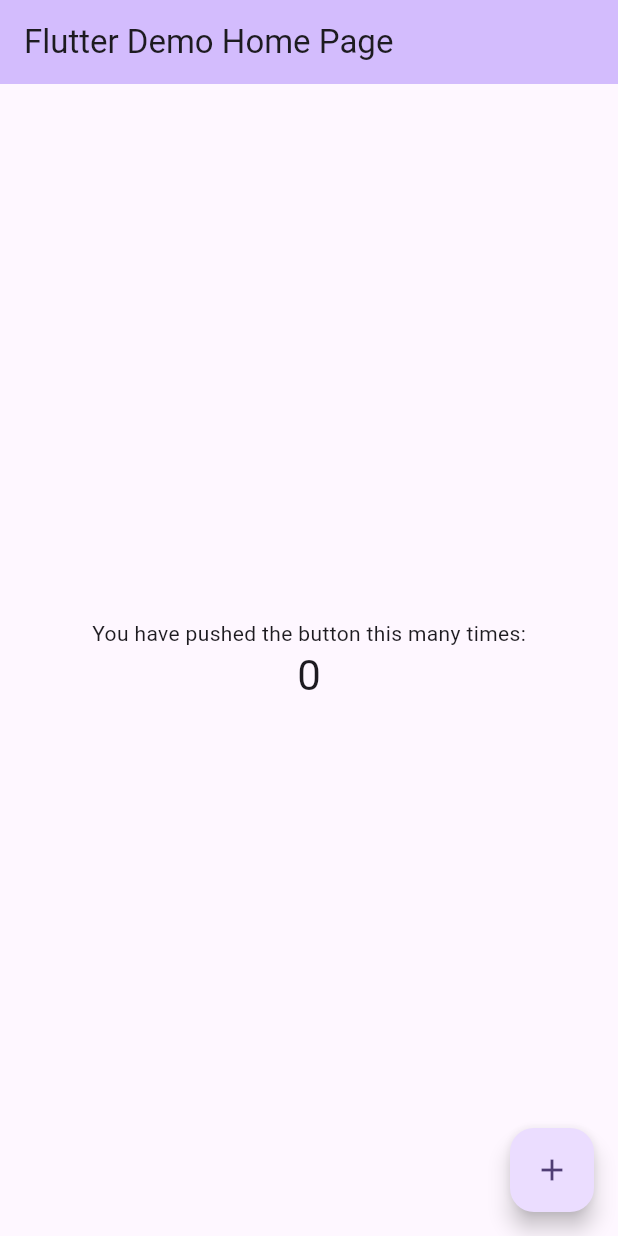
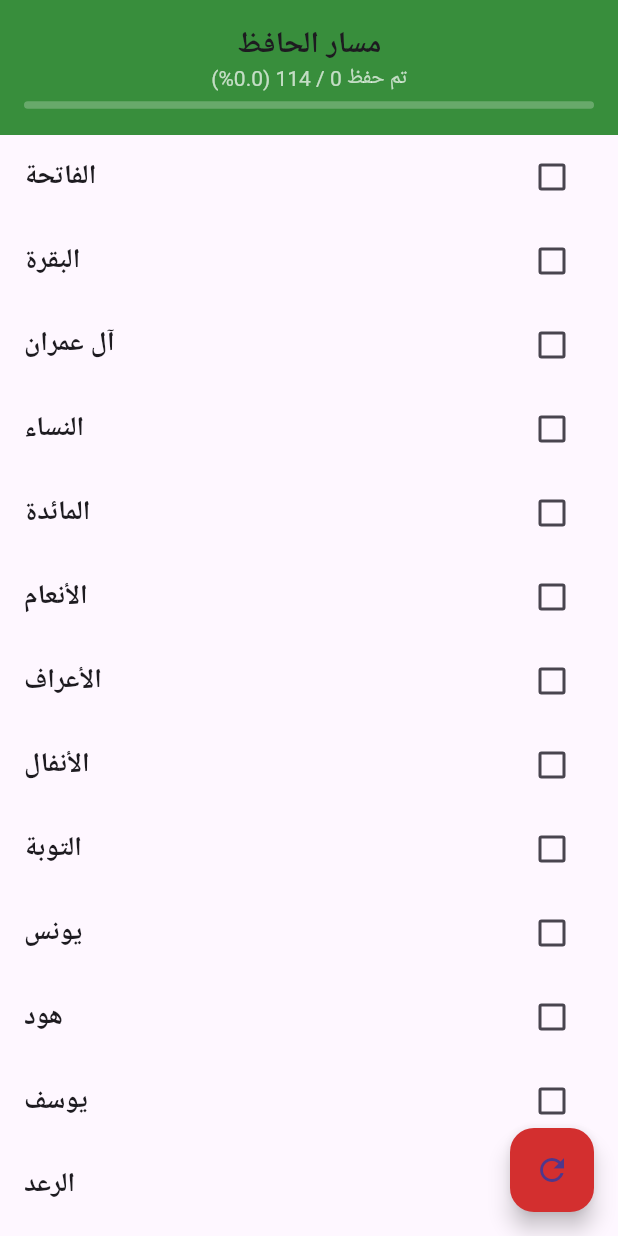
Before and after one commit to ZiadSala7/Quran_Tracker, a Flutter app: the screen it shows after launch, on a phone screen of 412 x 824 dp. Run offline on Flutter 3.47's test engine with Material 3 defaults, Android fonts, the phone set to English and light mode, and no system bars; our stand-ins replace hive_flutter; accounts and stored records are empty.

Commit message:
finish app

```diff
--- a/lib/main.dart
+++ b/lib/main.dart
@@ -1,122 +1,248 @@
 import 'package:flutter/material.dart';
+import 'package:hive_flutter/hive_flutter.dart';
 
-void main() {
+void main() async {
+  WidgetsFlutterBinding.ensureInitialized();
+
+  await Hive.initFlutter();
+  await Hive.openBox('quranBox');
+
   runApp(const MyApp());
 }
 
 class MyApp extends StatelessWidget {
   const MyApp({super.key});
 
-  // This widget is the root of your application.
   @override
   Widget build(BuildContext context) {
     return MaterialApp(
-      title: 'Flutter Demo',
-      theme: ThemeData(
-        // This is the theme of your application.
-        //
-        // TRY THIS: Try running your application with "flutter run". You'll see
-        // the application has a purple toolbar. Then, without quitting the app,
-        // try changing the seedColor in the colorScheme below to Colors.green
-        // and then invoke "hot reload" (save your changes or press the "hot
-        // reload" button in a Flutter-supported IDE, or press "r" if you used
-        // the command line to start the app).
-        //
-        // Notice that the counter didn't reset back to zero; the application
-        // state is not lost during the reload. To reset the state, use hot
-        // restart instead.
-        //
-        // This works for code too, not just values: Most code changes can be
-        // tested with just a hot reload.
-        colorScheme: ColorScheme.fromSeed(seedColor: Colors.deepPurple),
-      ),
-      home: const MyHomePage(title: 'Flutter Demo Home Page'),
+      debugShowCheckedModeBanner: false,
+      home: QuranTrackerPage(),
     );
   }
 }
 
-class MyHomePage extends StatefulWidget {
-  const MyHomePage({super.key, required this.title});
-
-  // This widget is the home page of your application. It is stateful, meaning
-  // that it has a State object (defined below) that contains fields that affect
-  // how it looks.
-
-  // This class is the configuration for the state. It holds the values (in this
-  // case the title) provided by the parent (in this case the App widget) and
-  // used by the build method of the State. Fields in a Widget subclass are
-  // always marked "final".
-
-  final String title;
+class QuranTrackerPage extends StatefulWidget {
+  const QuranTrackerPage({super.key});
 
   @override
-  State<MyHomePage> createState() => _MyHomePageState();
+  State<QuranTrackerPage> createState() => _QuranTrackerPageState();
 }
 
-class _MyHomePageState extends State<MyHomePage> {
-  int _counter = 0;
+class _QuranTrackerPageState extends State<QuranTrackerPage> {
+  final List<String> surahNames = [
+    "الفاتحة",
+    "البقرة",
+    "آل عمران",
+    "النساء",
+    "المائدة",
+    "الأنعام",
+    "الأعراف",
+    "الأنفال",
+    "التوبة",
+    "يونس",
+    "هود",
+    "يوسف",
+    "الرعد",
+    "إبراهيم",
+    "الحجر",
+    "النحل",
+    "الإسراء",
+    "الكهف",
+    "مريم",
+    "طه",
+    "الأنبياء",
+    "الحج",
+    "المؤمنون",
+    "النور",
+    "الفرقان",
+    "الشعراء",
+    "النمل",
+    "القصص",
+    "العنكبوت",
+    "الروم",
+    "لقمان",
+    "السجدة",
+    "الأحزاب",
+    "سبأ",
+    "فاطر",
+    "يس",
+    "الصافات",
+    "ص",
+    "الزمر",
+    "غافر",
+    "فصلت",
+    "الشورى",
+    "الزخرف",
+    "الدخان",
+    "الجاثية",
+    "الأحقاف",
+    "محمد",
+    "الفتح",
+    "الحجرات",
+    "ق",
+    "الذاريات",
+    "الطور",
+    "النجم",
+    "القمر",
+    "الرحمن",
+    "الواقعة",
+    "الحديد",
+    "المجادلة",
+    "الحشر",
+    "الممتحنة",
+    "الصف",
+    "الجمعة",
+    "المنافقون",
+    "التغابن",
+    "الطلاق",
+    "التحريم",
+    "الملك",
+    "القلم",
+    "الحاقة",
+    "المعارج",
+    "نوح",
+    "الجن",
+    "المزمل",
+    "المدثر",
+    "القيامة",
+    "الإنسان",
+    "المرسلات",
+    "النبأ",
+    "النازعات",
+    "عبس",
+    "التكوير",
+    "الانفطار",
+    "المطففين",
+    "الانشقاق",
+    "البروج",
+    "الطارق",
+    "الأعلى",
+    "الغاشية",
+    "الفجر",
+    "البلد",
+    "الشمس",
+    "الليل",
+    "الضحى",
+    "الشرح",
+    "التين",
+    "العلق",
+    "القدر",
+    "البينة",
+    "الزلزلة",
+    "العاديات",
+    "القارعة",
+    "التكاثر",
+    "العصر",
+    "الهمزة",
+    "الفيل",
+    "قريش",
+    "الماعون",
+    "الكوثر",
+    "الكافرون",
+    "النصر",
+    "المسد",
+    "الإخلاص",
+    "الفلق",
+    "الناس",
+  ];
 
-  void _incrementCounter() {
-    setState(() {
-      // This call to setState tells the Flutter framework that something has
-      // changed in this State, which causes it to rerun the build method below
-      // so that the display can reflect the updated values. If we changed
-      // _counter without calling setState(), then the build method would not be
-      // called again, and so nothing would appear to happen.
-      _counter++;
-    });
+  late Box box;
+
+  @override
+  void initState() {
+    super.initState();
+    box = Hive.box('quranBox');
+  }
+
+  int getCompletedCount() {
+    int count = 0;
+    for (int i = 0; i < surahNames.length; i++) {
+      if (box.get(i.toString(), defaultValue: false)) {
+        count++;
+      }
+    }
+    return count;
+  }
+
+  double getProgress() {
+    return getCompletedCount() / surahNames.length;
   }
 
   @override
   Widget build(BuildContext context) {
-    // This method is rerun every time setState is called, for instance as done
-    // by the _incrementCounter method above.
-    //
-    // The Flutter framework has been optimized to make rerunning build methods
-    // fast, so that you can just rebuild anything that needs updating rather
-    // than having to individually change instances of widgets.
     return Scaffold(
       appBar: AppBar(
-        // TRY THIS: Try changing the color here to a specific color (to
-        // Colors.amber, perhaps?) and trigger a hot reload to see the AppBar
-        // change color while the other colors stay the same.
-        backgroundColor: Theme.of(context).colorScheme.inversePrimary,
-        // Here we take the value from the MyHomePage object that was created by
-        // the App.build method, and use it to set our appbar title.
-        title: Text(widget.title),
+        title: ValueListenableBuilder(
+          valueListenable: box.listenable(),
+          builder: (context, value, child) {
+            int completed = getCompletedCount();
+            double percent = getProgress();
+
+            return Column(
+              mainAxisSize: MainAxisSize.min,
+              children: [
+                const Text(
+                  'مسار الحافظ',
+                  style: TextStyle(fontSize: 20, fontWeight: FontWeight.bold),
+                ),
+                Text(
+                  'تم حفظ $completed / ${surahNames.length} (${(percent * 100).toStringAsFixed(1)}%)',
+                  style: const TextStyle(fontSize: 14, color: Colors.white70),
+                ),
+                const SizedBox(height: 6),
+                // 🔹 شريط التقدم الأخضر
+                LinearProgressIndicator(
+                  value: percent,
+                  color: Colors.lightGreenAccent,
+                  backgroundColor: Colors.white24,
+                  minHeight: 5,
+                  borderRadius: BorderRadius.circular(8),
+                ),
+              ],
+            );
+          },
+        ),
+        centerTitle: true,
+        backgroundColor: Colors.green.shade700,
+        toolbarHeight: 90,
       ),
-      body: Center(
-        // Center is a layout widget. It takes a single child and positions it
-        // in the middle of the parent.
-        child: Column(
-          // Column is also a layout widget. It takes a list of children and
-          // arranges them vertically. By default, it sizes itself to fit its
-          // children horizontally, and tries to be as tall as its parent.
-          //
-          // Column has various properties to control how it sizes itself and
-          // how it positions its children. Here we use mainAxisAlignment to
-          // center the children vertically; the main axis here is the vertical
-          // axis because Columns are vertical (the cross axis would be
-          // horizontal).
-          //
-          // TRY THIS: Invoke "debug painting" (choose the "Toggle Debug Paint"
-          // action in the IDE, or press "p" in the console), to see the
-          // wireframe for each widget.
-          mainAxisAlignment: MainAxisAlignment.center,
-          children: <Widget>[
-            const Text('You have pushed the button this many times:'),
-            Text(
-              '$_counter',
-              style: Theme.of(context).textTheme.headlineMedium,
-            ),
-          ],
-        ),
+      body: ValueListenableBuilder(
+        valueListenable: box.listenable(),
+        builder: (context, value, child) {
+          return ListView.builder(
+            itemCount: surahNames.length,
+            itemBuilder: (context, index) {
+              bool isChecked = box.get(index.toString(), defaultValue: false);
+              return CheckboxListTile(
+                title: Text(
+                  surahNames[index],
+                  style: const TextStyle(
+                    fontSize: 18,
+                    fontWeight: FontWeight.bold,
+                  ),
+                ),
+                value: isChecked,
+                onChanged: (value) {
+                  box.put(index.toString(), value);
+                },
+                activeColor: Colors.green,
+              );
+            },
+          );
+        },
       ),
       floatingActionButton: FloatingActionButton(
-        onPressed: _incrementCounter,
-        tooltip: 'Increment',
-        child: const Icon(Icons.add),
-      ), // This trailing comma makes auto-formatting nicer for build methods.
+        backgroundColor: Colors.red.shade700,
+        onPressed: () {
+          // إعادة التعيين
+          for (int i = 0; i < surahNames.length; i++) {
+            box.put(i.toString(), false);
+          }
+        },
+        tooltip: 'مسح جميع العلامات',
+        child: Icon(Icons.refresh),
+      ),
     );
   }
 }
```
